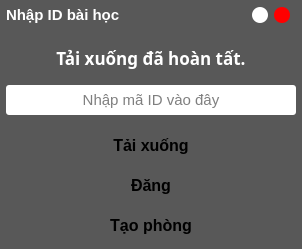
hoangm960/Astraea, file UI_Files/connect.ui: the form before one commit.
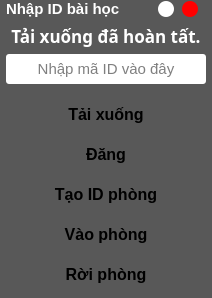
The form after the commit.

The edit to the form file:
```diff
--- a/UI_Files/connect.ui
+++ b/UI_Files/connect.ui
@@ -6,8 +6,8 @@
    <rect>
     <x>0</x>
     <y>0</y>
-    <width>302</width>
-    <height>249</height>
+    <width>212</width>
+    <height>274</height>
    </rect>
   </property>
   <property name="minimumSize">
@@ -113,7 +113,7 @@
            <number>0</number>
           </property>
           <property name="leftMargin">
-           <number>50</number>
+           <number>30</number>
           </property>
           <property name="topMargin">
            <number>0</number>
@@ -406,7 +406,99 @@
           <locale language="Vietnamese" country="Vietnam"/>
          </property>
          <property name="text">
-          <string>Tạo phòng</string>
+          <string>Tạo ID phòng</string>
+         </property>
+        </widget>
+       </item>
+       <item>
+        <widget class="QPushButton" name="Go_Room">
+         <property name="minimumSize">
+          <size>
+           <width>130</width>
+           <height>30</height>
+          </size>
+         </property>
+         <property name="maximumSize">
+          <size>
+           <width>16777215</width>
+           <height>16777215</height>
+          </size>
+         </property>
+         <property name="font">
+          <font>
+           <pointsize>12</pointsize>
+           <weight>75</weight>
+           <bold>true</bold>
+          </font>
+         </property>
+         <property name="styleSheet">
+          <string notr="true">QPushButton {
+	background-color: rgb(255, 255, 255);
+	border-radius: 10px;
+	color: rgb(0,0,0);
+}
+
+QPushButton:hover {
+	color: rgb(255, 255, 255);
+	background-color: rgba(0, 0, 0, 150);
+}
+
+QPushButton:pressed {
+	color: rgb(255, 255, 255);
+	background-color: rgb(0, 0, 0);
+}r</string>
+         </property>
+         <property name="locale">
+          <locale language="Vietnamese" country="Vietnam"/>
+         </property>
+         <property name="text">
+          <string>Vào phòng</string>
+         </property>
+        </widget>
+       </item>
+       <item>
+        <widget class="QPushButton" name="Quit">
+         <property name="minimumSize">
+          <size>
+           <width>130</width>
+           <height>30</height>
+          </size>
+         </property>
+         <property name="maximumSize">
+          <size>
+           <width>16777215</width>
+           <height>16777215</height>
+          </size>
+         </property>
+         <property name="font">
+          <font>
+           <pointsize>12</pointsize>
+           <weight>75</weight>
+           <bold>true</bold>
+          </font>
+         </property>
+         <property name="styleSheet">
+          <string notr="true">QPushButton {
+	background-color: rgb(255, 255, 255);
+	border-radius: 10px;
+	color: rgb(0,0,0);
+}
+
+QPushButton:hover {
+	color: rgb(255, 255, 255);
+	background-color: rgba(0, 0, 0, 150);
+}
+
+QPushButton:pressed {
+	color: rgb(255, 255, 255);
+	background-color: rgb(0, 0, 0);
+}r</string>
+         </property>
+         <property name="locale">
+          <locale language="Vietnamese" country="Vietnam"/>
+         </property>
+         <property name="text">
+          <string>Rời phòng</string>
          </property>
         </widget>
        </item>
```
Left out of the diff: 3 changed lines with no effect on the pictures.
